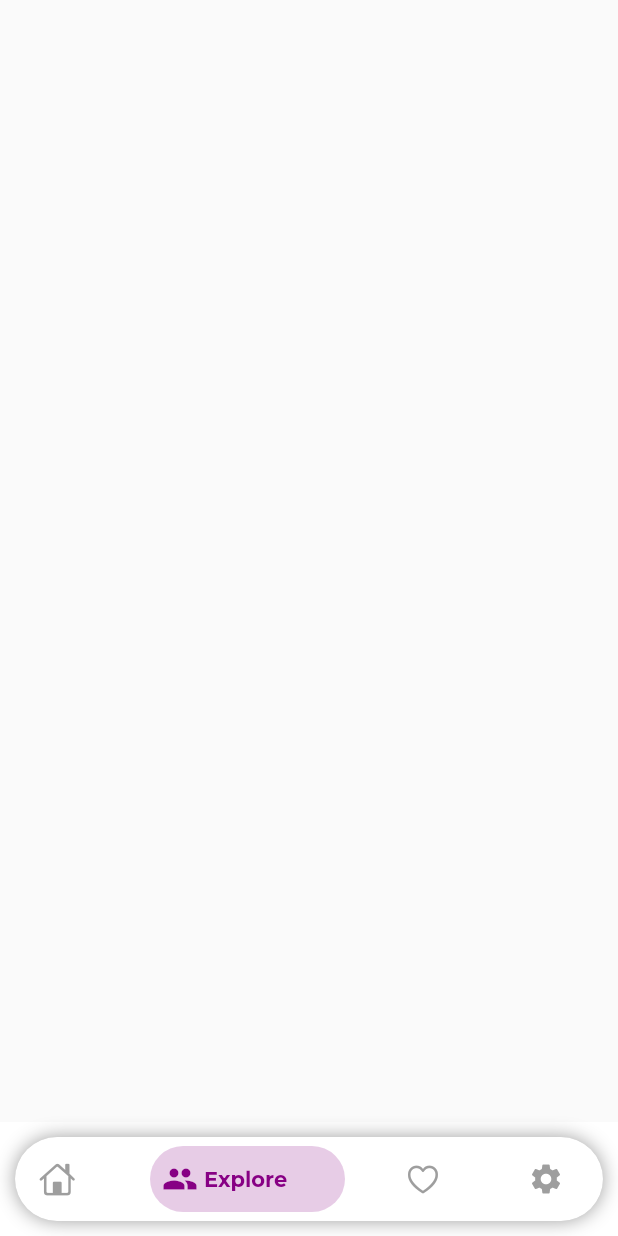
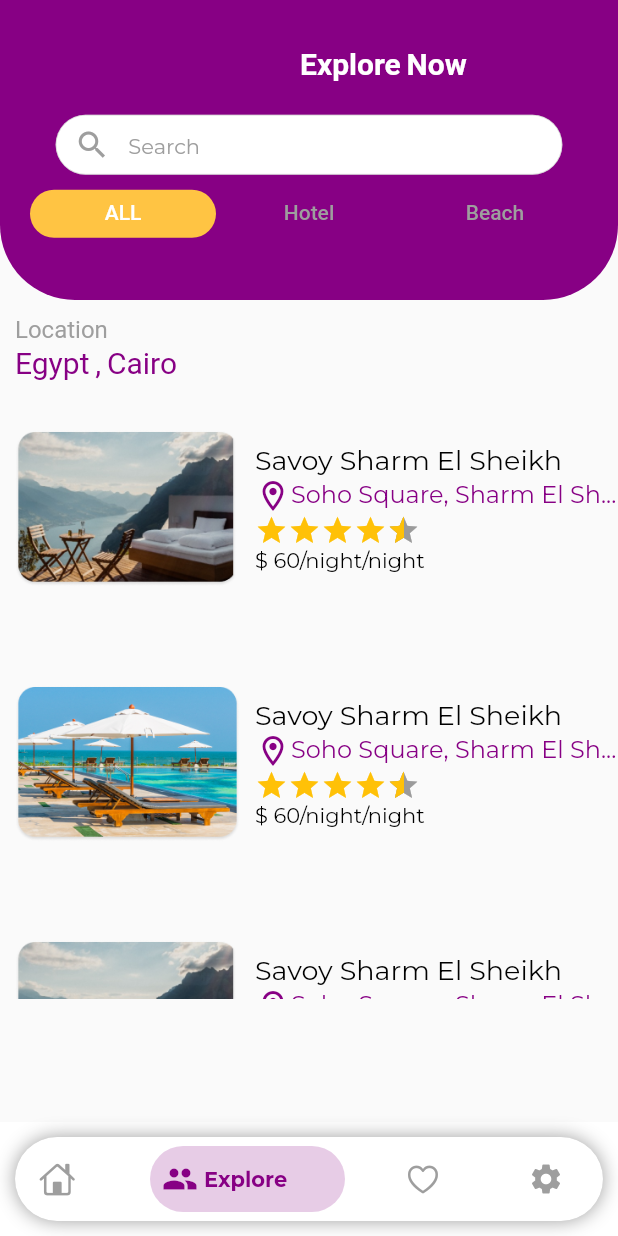
Before and after one commit to Nora-2/hotel-booking, a Flutter app: the HomeLayout screen opened directly, item 2 of the bottom bar chosen, on a phone screen of 412 x 824 dp. Run offline on Flutter 3.47's test engine with Material 2 defaults, Android fonts, the phone set to English and light mode, and no system bars; drawn by our look-alikes of flutter_rating_bar; our stand-ins replace bottom_navy_bar, dio, flutter_bloc, flutter_svg, font_awesome_flutter, go_router and 2 more; missing offline and left inert: signin_signup.

Commit message:
explore-favourit done

```diff
--- /dev/null
+++ b/lib/Features/Explore/data/models/best_deal_model.dart
@@ -0,0 +1,5 @@
+class BestDealItem{
+  final String image;
+
+  BestDealItem({required this.image});
+}
--- /dev/null
+++ b/lib/Features/Explore/presentation/views/all.dart
@@ -0,0 +1,59 @@
+import 'package:bookly/Features/Explore/presentation/views/widgets/customItembuilder.dart';
+import 'package:bookly/Features/home/presentation/manger/itemModel.dart';
+import 'package:flutter/material.dart';
+
+// ignore: must_be_immutable
+class all extends StatelessWidget {
+  all({super.key});
+
+  List<Item> items = [Item(
+              image: 'assets/images/Rectangle 8.png',
+              rate: ' 4.5',
+              name: 'Savoy Sharm El Sheikh',
+              location: 'Soho Square, Sharm El Sh...',
+              price: '60/night'),Item(
+              image: 'assets/images/Rectangle 14.png',
+              rate: ' 4.5',
+              name: 'Savoy Sharm El Sheikh',
+              location: 'Soho Square, Sharm El Sh...',
+              price: '60/night'),Item(
+              image: 'assets/images/Rectangle 8.png',
+              rate: ' 4.5',
+              name: 'Savoy Sharm El Sheikh',
+              location: 'Soho Square, Sharm El Sh...',
+              price: '60/night'),Item(
+              image: 'assets/images/Rectangle 14.png',
+              rate: ' 4.5',
+              name: 'Savoy Sharm El Sheikh',
+              location: 'Soho Square, Sharm El Sh...',
+              price: '60/night'),Item(
+              image: 'assets/images/Rectangle 8.png',
+              rate: ' 4.5',
+              name: 'Savoy Sharm El Sheikh',
+              location: 'Soho Square, Sharm El Sh...',
+              price: '60/night'),Item(
+              image: 'assets/images/Rectangle 14.png',
+              rate: ' 4.5',
+              name: 'Savoy Sharm El Sheikh',
+              location: 'Soho Square, Sharm El Sh...',
+              price: '60/night'),Item(
+              image: 'assets/images/Rectangle 8.png',
+              rate: ' 4.5',
+              name: 'Savoy Sharm El Sheikh',
+              location: 'Soho Square, Sharm El Sh...',
+              price: '60/night'),Item(
+              image: 'assets/images/Rectangle 14.png',
+              rate: ' 4.5',
+              name: 'Savoy Sharm El Sheikh',
+              location: 'Soho Square, Sharm El Sh...',
+              price: '60/night')];
+  @override
+  Widget build(BuildContext context) {
+    return ListView.builder(
+      shrinkWrap: true,
+      itemBuilder: (context, index) => itembuilder(
+          viewItem: items[index]),
+      itemCount: items.length,
+    );
+  }
+}
--- /dev/null
+++ b/lib/Features/Explore/presentation/views/beach.dart
@@ -0,0 +1,24 @@
+import 'package:bookly/Features/Explore/presentation/views/widgets/customItembuilder.dart';
+import 'package:bookly/Features/home/presentation/manger/itemModel.dart';
+import 'package:flutter/material.dart';
+
+class beach extends StatelessWidget {
+  beach({super.key});
+
+
+  @override
+  Widget build(BuildContext context) {
+    return ListView.builder(
+      shrinkWrap: true,
+
+      itemBuilder: (context, index) => itembuilder(
+          viewItem: Item(
+              image: 'assets/images/Rectangle 14.png',
+              rate: ' 4.5',
+              name: 'Savoy Sharm El Sheikh',
+              location: 'Soho Square, Sharm El Sh...',
+              price: '60/night')),
+      itemCount: 6,
+    );
+  }
+}
--- /dev/null
+++ b/lib/Features/Explore/presentation/views/custom_tab_bar.dart
@@ -0,0 +1,80 @@
+import 'package:bookly/constants.dart';
+import 'package:flutter/material.dart';
+
+// ignore: must_be_immutable
+class CustomTabBar extends StatelessWidget {
+   CustomTabBar({
+    required this.c,
+    super.key,
+
+  });
+TabController c;
+  @override
+  Widget build(BuildContext context) {
+    return TabBar(
+      controller:c ,
+
+      labelColor: Colors.white,
+      unselectedLabelColor: Colors.grey,
+      dividerColor: kPrimaryColor,
+     indicator: BoxDecoration(
+        color: Color(0xffFFC443),
+          borderRadius: BorderRadius.only(
+              topLeft: Radius.circular(25),
+              topRight: Radius.circular(25),
+              bottomLeft: Radius.circular(25),
+              bottomRight: Radius.circular(25))),
+
+      labelStyle: TextStyle(
+        fontSize: 14,
+      ),
+      padding: EdgeInsets.symmetric(horizontal: 20),
+
+      tabs: [
+        Container(height: 30,
+        width: 130,
+        decoration:
+          BoxDecoration(
+        color: Colors.transparent,
+          borderRadius: BorderRadius.only(
+              topLeft: Radius.circular(25),
+              topRight: Radius.circular(25),
+              bottomLeft: Radius.circular(25),
+              bottomRight: Radius.circular(25))),
+
+          child: Tab(
+            text: 'ALL',
+          ),
+        ),
+        Container(height: 30,
+        width:130,
+        decoration:
+          BoxDecoration(
+        color: Colors.transparent,
+          borderRadius: BorderRadius.only(
+              topLeft: Radius.circular(25),
+              topRight: Radius.circular(25),
+              bottomLeft: Radius.circular(25),
+              bottomRight: Radius.circular(25))),
+          child: Tab(
+            text: 'Hotel',
+          ),
+        ),
+        Container(height: 30,
+        width: 130,
+        decoration:
+          BoxDecoration(
+        color:Colors.transparent,
+          borderRadius: BorderRadius.only(
+              topLeft: Radius.circular(25),
+              topRight: Radius.circular(25),
+              bottomLeft: Radius.circular(25),
+              bottomRight: Radius.circular(25))),
+          child: Tab(
+            text: 'Beach',
+          ),
+        ),
+      ],
+    );
+  }
+}
--- /dev/null
+++ b/lib/Features/Explore/presentation/views/exploreView.dart
@@ -0,0 +1,133 @@
+
+import 'package:bookly/Features/Explore/presentation/views/all.dart';
+import 'package:bookly/Features/Explore/presentation/views/beach.dart';
+import 'package:bookly/Features/Explore/presentation/views/custom_tab_bar.dart';
+import 'package:bookly/Features/Explore/presentation/views/hotel.dart';
+import 'package:bookly/Features/home/presentation/views/custom_search_box.dart';
+import 'package:bookly/constants.dart';
+
+import 'package:flutter/material.dart';
+import 'package:google_fonts/google_fonts.dart';
+
+// ignore: must_be_immutable
+class Explore extends StatefulWidget {
+  Explore({Key? key}) : super(key: key);
+
+  @override
+  State<Explore> createState() => _Explore();
+}
+
+class _Explore extends State<Explore> with SingleTickerProviderStateMixin {
+  late TabController _tabcontroller;
+  @override
+  void initState() {
+    super.initState();
+    _tabcontroller = TabController(length: 3, vsync: this, initialIndex: 0);
+  }
+
+  @override
+  Widget build(BuildContext context) {
+
+    Size size = MediaQuery.of(context).size;
+    return Scaffold(
+      body: SafeArea(
+        child: SizedBox(
+          width: double.infinity,
+          child: Stack(
+            alignment: Alignment.topCenter,
+            children: [
+              Column(
+                mainAxisAlignment: MainAxisAlignment.start,
+                children: [
+                  DefaultTabController(
+                    length: 3,
+                    child: Padding(
+                      padding: const EdgeInsets.only(left: 10),
+                      child: Column(
+                        crossAxisAlignment: CrossAxisAlignment.start,
+                        children: [
+                          SizedBox(
+                            height: 210,
+                          ),
+                          Text(
+                            'Location',
+                            style: GoogleFonts.lato().copyWith(
+                              fontSize: 16,
+                              color: Colors.grey,
+                              fontFamily: 'Tajawal',
+                            ),
+                          ),
+                          Text(
+                            'Egypt , Cairo',
+                            style: GoogleFonts.lato().copyWith(
+                              fontSize: 20,
+                              color: kPrimaryColor,
+                              fontFamily: 'Tajawal',
+                            ),
+                          ),
+                          SizedBox(
+                            height: size.height * 0.5,
+                            child: TabBarView(
+                              controller: _tabcontroller,
+                              children: [
+                                all(),
+                                hotel(),
+                                beach(),
+                              ],
+                            ),
+                          ),
+                        ],
+                      ),
+                    ),
+                  ),
+                ],
+              ),
+              Container(
+                  height: 200,
+                  width: double.infinity,
+                  decoration: BoxDecoration(
+                    color: kPrimaryColor,
+                    borderRadius: BorderRadius.only(
+                        bottomLeft: Radius.circular(50),
+                        bottomRight: Radius.circular(50)),
+                  ),
+                  child: Padding(
+                    padding: const EdgeInsets.only(top: 30),
+                    child: Row(
+                      crossAxisAlignment: CrossAxisAlignment.stretch,
+                      children: [
+                        SizedBox(
+                          width: 200,
+                        ),
+                        Text(
+                          'Explore Now',
+                          style: GoogleFonts.lato().copyWith(
+                            fontSize: 20,
+                            color: Colors.white,
+                            fontWeight: FontWeight.w600,
+                            fontFamily: 'Tajawal',
+                          ),
+                        ),
+                      ],
+                    ),
+                  )),
+              Column(mainAxisAlignment: MainAxisAlignment.start, children: [
+                SizedBox(
+                  height: 60,
+                ),
+                SizedBox(height: size.height * 0.02),
+                CustomSearchBox(size: size),
+                SizedBox(
+                  height: 10,
+                ),
+                CustomTabBar(
+                  c: _tabcontroller,
+                ),
+              ]),
+            ],
+          ),
+        ),
+      ),
+    );
+  }
+}
--- a/lib/Features/Explore/presentation/views/explorescreen.dart
+++ /dev/null
@@ -1,16 +0,0 @@
-import 'package:flutter/material.dart';
-
-import 'package:flutter/src/widgets/framework.dart';
-
-class exploreView extends StatelessWidget {
-  const exploreView({super.key});
-
-  @override
-  Widget build(BuildContext context) {
-    return const Scaffold(
-      body: SafeArea(
-        child: Column(),
-      ),
-    );
-  }
-}
--- /dev/null
+++ b/lib/Features/Explore/presentation/views/hotel.dart
@@ -0,0 +1,23 @@
+import 'package:bookly/Features/Explore/presentation/views/widgets/customItembuilder.dart';
+import 'package:bookly/Features/home/presentation/manger/itemModel.dart';
+import 'package:flutter/material.dart';
+
+class hotel extends StatelessWidget {
+  hotel({super.key});
+
+  @override
+  Widget build(BuildContext context) {
+    return ListView.builder(
+      shrinkWrap: true,
+
+      itemBuilder: (context, index) => itembuilder(
+          viewItem: Item(
+              image: 'assets/images/Rectangle 8.png',
+              rate: ' 4.5',
+              name: 'Savoy Sharm El Sheikh',
+              location: 'Soho Square, Sharm El Sh...',
+              price: '60/night')),
+      itemCount: 6,
+    );
+  }
+}
--- /dev/null
+++ b/lib/Features/Explore/presentation/views/widgets/customItembuilder.dart
@@ -0,0 +1,52 @@
+import 'package:bookly/Features/Explore/presentation/views/widgets/custom_rating_stars.dart';
+import 'package:bookly/Features/home/presentation/manger/itemModel.dart';
+import 'package:flutter/material.dart';
+
+class itembuilder extends StatelessWidget {
+  itembuilder({
+    Key? key,
+    required this.viewItem,
+  }) : super(key: key);
+  final Item viewItem;
+  @override
+  Widget build(BuildContext context) {
+    return Row(mainAxisAlignment:MainAxisAlignment.start,
+    crossAxisAlignment: CrossAxisAlignment.center,
+      children: [Image.asset(
+              viewItem.image,
+              width: 150,
+              height: 170,
+            ),
+            Padding(
+              padding: const EdgeInsets.only(left: 10),
+              child: Column(mainAxisAlignment: MainAxisAlignment.start,
+                crossAxisAlignment: CrossAxisAlignment.start,
+                children: [Text(
+                        viewItem.name,
+                        style: TextStyle(fontSize: 18,color: Colors.black),
+                      ),
+                      Row(
+                        children: [
+              Icon(
+                Icons.location_on_outlined,
+                color: const Color(0xff870084),
+              ),
+              Text(
+                viewItem.location,
+                maxLines: 1,
+                softWrap: false,
+                style: TextStyle(
+                  overflow: TextOverflow.ellipsis,
+                  fontSize: 16,
+                  color: const Color(0xff870084),
+                ),
+              ),
+                        ],
+                      ),
+                      CustomRatingStars(),
+                      Text('\$ ${viewItem.price}/night ',style: TextStyle(color: Colors.black),),
+                   ],),
+            )
+            ],);
+  }
+}
--- /dev/null
+++ b/lib/Features/Explore/presentation/views/widgets/custom_rating_stars.dart
@@ -0,0 +1,25 @@
+import 'package:flutter/material.dart';
+import 'package:flutter_rating_bar/flutter_rating_bar.dart';
+
+class CustomRatingStars extends StatelessWidget {
+  const CustomRatingStars({
+    super.key,
+  });
+
+  @override
+  Widget build(BuildContext context) {
+    return RatingBar.builder(
+      itemSize: 22,
+      initialRating: 4.5,
+      minRating: 1,
+      direction: Axis.horizontal,
+      allowHalfRating: true,
+      itemCount: 5,
+      itemBuilder: (context, _) => const Icon(
+        Icons.star,
+        color: Colors.amber,
+      ),
+      onRatingUpdate: (rating) {},
+    );
+  }
+}
--- a/lib/Features/home/data/models/cubit_home/homecubit_cubit.dart
+++ b/lib/Features/home/data/models/cubit_home/homecubit_cubit.dart
@@ -1,4 +1,4 @@
-import 'package:bookly/Features/Explore/presentation/views/explorescreen.dart';
+import 'package:bookly/Features/Explore/presentation/views/exploreView.dart';
 import 'package:bookly/Features/Favourite/presentation/views/favouriteScreen.dart';
 import 'package:bookly/Features/home/presentation/views/homeScreen.dart';
 import 'package:bookly/Features/settings/presentation/views/settingscreen.dart';
@@ -13,7 +13,7 @@ class HomecubitCubit extends Cubit<HomecubitState> {
   static HomecubitCubit get(context) => BlocProvider.of(context);
 
   List<Widget> Screens = [
-   MainHomeScreen(), exploreView(), favouriteView(),settingView()
+   MainHomeScreen(), Explore(), favouriteView(),settingView()
   ];
   int indexBottomNavBar = 0;
   void changeIndexBottom(int x) {
--- a/lib/Features/home/presentation/manger/itemModel.dart
+++ b/lib/Features/home/presentation/manger/itemModel.dart
@@ -1,12 +1,16 @@
+import 'package:flutter/material.dart';
+
 class Item {
   final String image;
   final String rate;
   final String name;
   final String location;
   final String price;
+  Icon ?fav;
 
   Item(
-      {required this.image,
+      {this.fav,
+        required this.image,
       required this.rate,
       required this.name,
       required this.location,
--- a/lib/Features/home/presentation/views/homeScreen.dart
+++ b/lib/Features/home/presentation/views/homeScreen.dart
@@ -1,5 +1,5 @@
 import 'package:bookly/Features/home/presentation/views/custom_search_box.dart';
-import 'package:bookly/Features/home/presentation/views/topprofile.dart';
+import 'package:bookly/Features/home/presentation/views/widgets/topprofile.dart';
 import 'package:bookly/Features/home/presentation/views/widgets/viewitems.dart';
 
 import 'package:flutter/material.dart';
--- a/lib/core/utils/app_router.dart
+++ b/lib/core/utils/app_router.dart
@@ -1,6 +1,7 @@
 
 // import 'package:bookly/Features/Splash/presentation/views/widgets/splash_view_body.dart';
 import 'package:bookly/Features/Splash/presentation/views/widgets/splash_view_body.dart';
+
 
 import 'package:go_router/go_router.dart';
 
--- a/pubspec.yaml
+++ b/pubspec.yaml
@@ -31,6 +31,7 @@ dependencies:
   cupertino_icons: ^1.0.2
   bottom_navy_bar: ^6.0.0
   dartz: ^0.10.1
+  flutter_rating_bar: ^4.0.1
   dio: ^4.0.6
   equatable: ^2.0.5
   animated_splash_screen: ^1.3.0
```
Also changed, not shown: lib/Features/Explore/data/models/watch_Item_model.dart (added, +14 -0 lines), lib/Features/Explore/presentation/views/widgets/custom_search_text_field.dart (deleted, +0 -38 lines), lib/Features/Explore/presentation/views/widgets/search_view_body.dart (deleted, +0 -57 lines), lib/Features/Favourite/presentation/views/favouriteScreen.dart (+95 -5 lines), lib/Features/Favourite/presentation/views/widgets/custom favbuilder.dart (added, +62 -0 lines), lib/Features/home/presentation/views/widgets/topprofile.dart (renamed from lib/Features/home/presentation/views/topprofile.dart), pubspec.lock.
